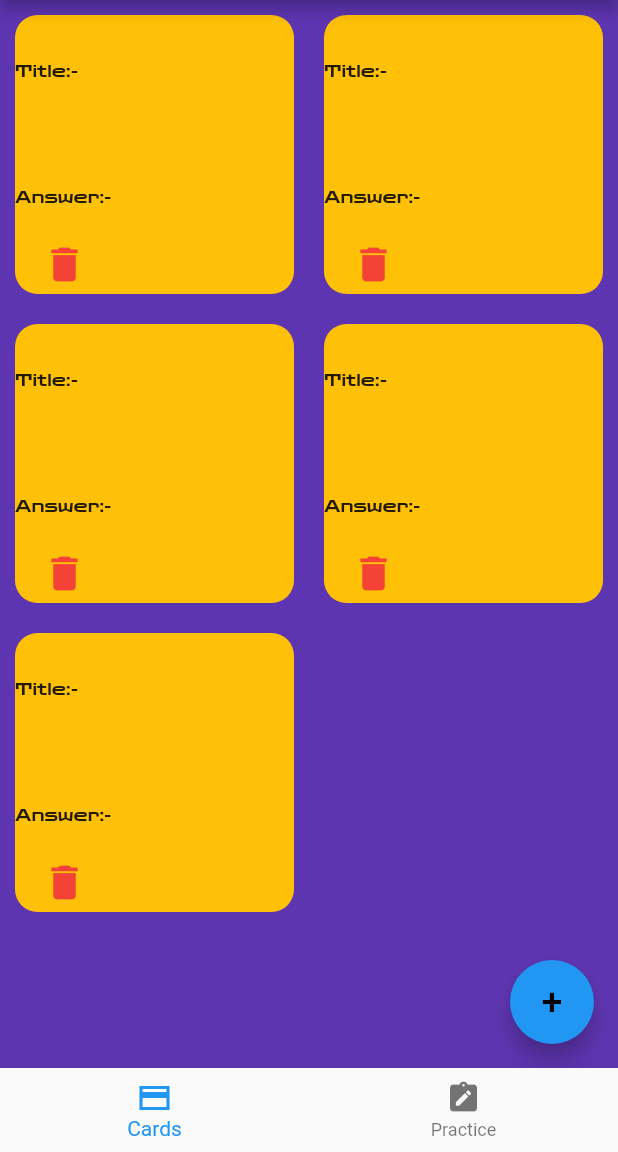
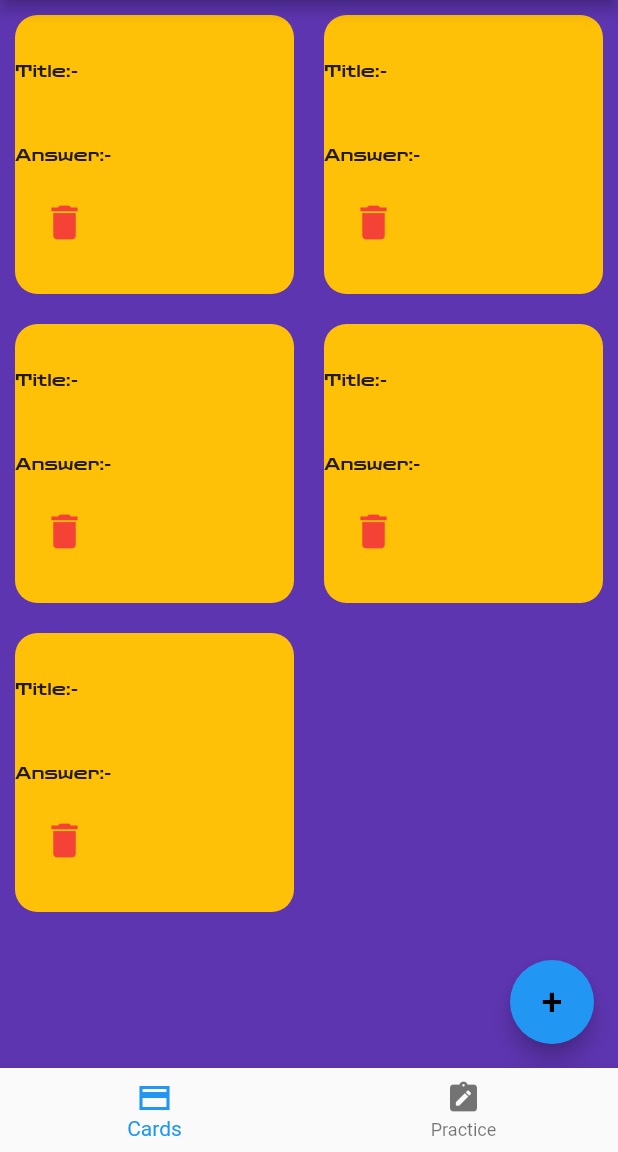
Before and after one commit to darknest2312/CodingClubRecruitment, a Flutter app: the screen it shows after launch, on a phone screen of 412 x 824 dp, the part 84-1236 px from its top. Run offline on Flutter 3.47's test engine with Material 2 defaults, Android fonts, the phone set to English and light mode, and no system bars.

Commit message:
Update Prac.dart

```diff
--- a/lib/prac.dart
+++ b/lib/prac.dart
@@ -38,7 +38,7 @@ class _pracState extends State<prac> {
                   mainAxisAlignment: MainAxisAlignment.spaceEvenly,
                   crossAxisAlignment: CrossAxisAlignment.stretch,
                   children: [
-                    Text("Title:- \n\n\n\n\n  ",style:TextStyle(fontFamily:'ZenDots',fontSize:12,)),
+                    Text("Title:- \n\n\n  ",style:TextStyle(fontFamily:'ZenDots',fontSize:12,)),
                     Text("Answer:- \n ",style:TextStyle(fontFamily:'ZenDots',fontSize:12,)),
                     IconButton(onPressed: null, icon: Icon(Icons.delete,size:30,color:Colors.red))
                   ],
@@ -58,7 +58,7 @@ class _pracState extends State<prac> {
                   mainAxisAlignment: MainAxisAlignment.spaceEvenly,
                   crossAxisAlignment: CrossAxisAlignment.stretch,
                   children: [
-                    Text("Title:- \n\n\n\n\n  ",style:TextStyle(fontFamily:'ZenDots',fontSize:12,)),
+                    Text("Title:- \n\n\n  ",style:TextStyle(fontFamily:'ZenDots',fontSize:12,)),
                     Text("Answer:- \n ",style:TextStyle(fontFamily:'ZenDots',fontSize:12,)),
                     IconButton(onPressed: null, icon: Icon(Icons.delete,size:30,color:Colors.red))
                   ],
@@ -78,7 +78,7 @@ class _pracState extends State<prac> {
                   mainAxisAlignment: MainAxisAlignment.spaceEvenly,
                   crossAxisAlignment: CrossAxisAlignment.stretch,
                   children: [
-                    Text("Title:- \n\n\n\n\n  ",style:TextStyle(fontFamily:'ZenDots',fontSize:12,)),
+                    Text("Title:- \n\n\n  ",style:TextStyle(fontFamily:'ZenDots',fontSize:12,)),
                     Text("Answer:- \n ",style:TextStyle(fontFamily:'ZenDots',fontSize:12,)),
                     IconButton(onPressed: null, icon: Icon(Icons.delete,size:30,color:Colors.red))
                   ],
@@ -98,7 +98,7 @@ class _pracState extends State<prac> {
                   mainAxisAlignment: MainAxisAlignment.spaceEvenly,
                   crossAxisAlignment: CrossAxisAlignment.stretch,
                   children: [
-                    Text("Title:- \n\n\n\n\n  ",style:TextStyle(fontFamily:'ZenDots',fontSize:12,)),
+                    Text("Title:- \n\n\n  ",style:TextStyle(fontFamily:'ZenDots',fontSize:12,)),
                     Text("Answer:- \n ",style:TextStyle(fontFamily:'ZenDots',fontSize:12,)),
                     IconButton(onPressed: null, icon: Icon(Icons.delete,size:30,color:Colors.red))
                   ],
@@ -118,7 +118,7 @@ class _pracState extends State<prac> {
                     mainAxisAlignment: MainAxisAlignment.spaceEvenly,
                     crossAxisAlignment: CrossAxisAlignment.stretch,
                       children: [
-                          Text("Title:- \n\n\n\n\n  ",style:TextStyle(fontFamily:'ZenDots',fontSize:12,)),
+                          Text("Title:- \n\n\n  ",style:TextStyle(fontFamily:'ZenDots',fontSize:12,)),
                         Text("Answer:- \n ",style:TextStyle(fontFamily:'ZenDots',fontSize:12,)),
                         IconButton(onPressed: null, icon: Icon(Icons.delete,size:30,color:Colors.red))
                         ],
```
